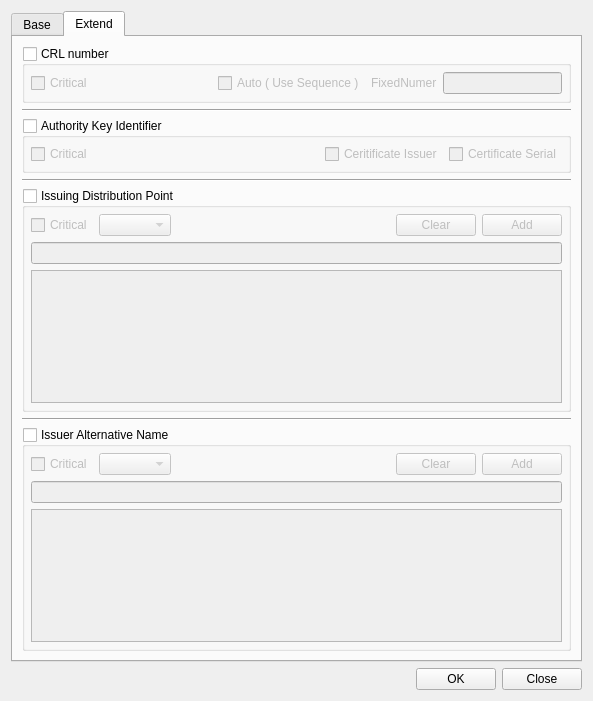
jykim74/CertMan, file CertMan/make_crl_profile_dlg.ui: the form before one commit.
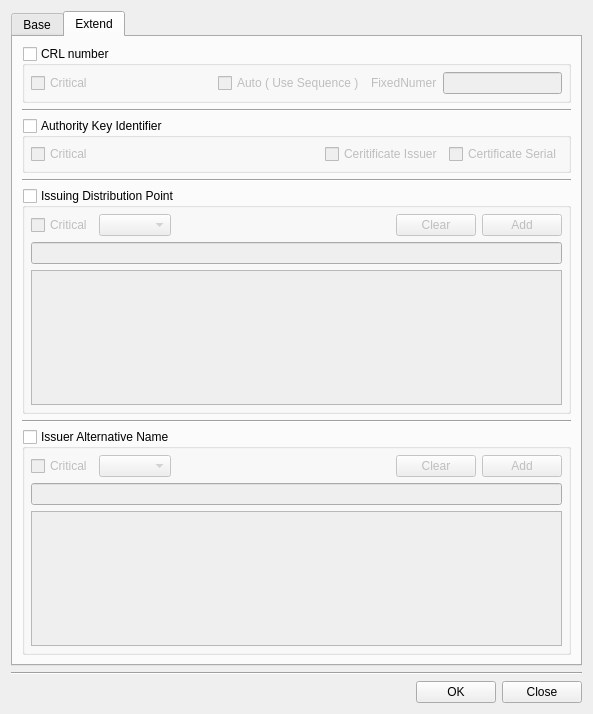
The form after the commit.

Diff of the .ui file:
```diff
--- a/CertMan/make_crl_profile_dlg.ui
+++ b/CertMan/make_crl_profile_dlg.ui
@@ -7,7 +7,7 @@
     <x>0</x>
     <y>0</y>
     <width>593</width>
-    <height>701</height>
+    <height>714</height>
    </rect>
   </property>
   <property name="windowTitle">
@@ -672,6 +672,13 @@
      </widget>
     </widget>
    </item>
+   <item>
+    <widget class="Line" name="line_7">
+     <property name="orientation">
+      <enum>Qt::Horizontal</enum>
+     </property>
+    </widget>
+   </item>
    <item>
     <layout class="QGridLayout" name="gridLayout_11">
      <property name="topMargin">
```
